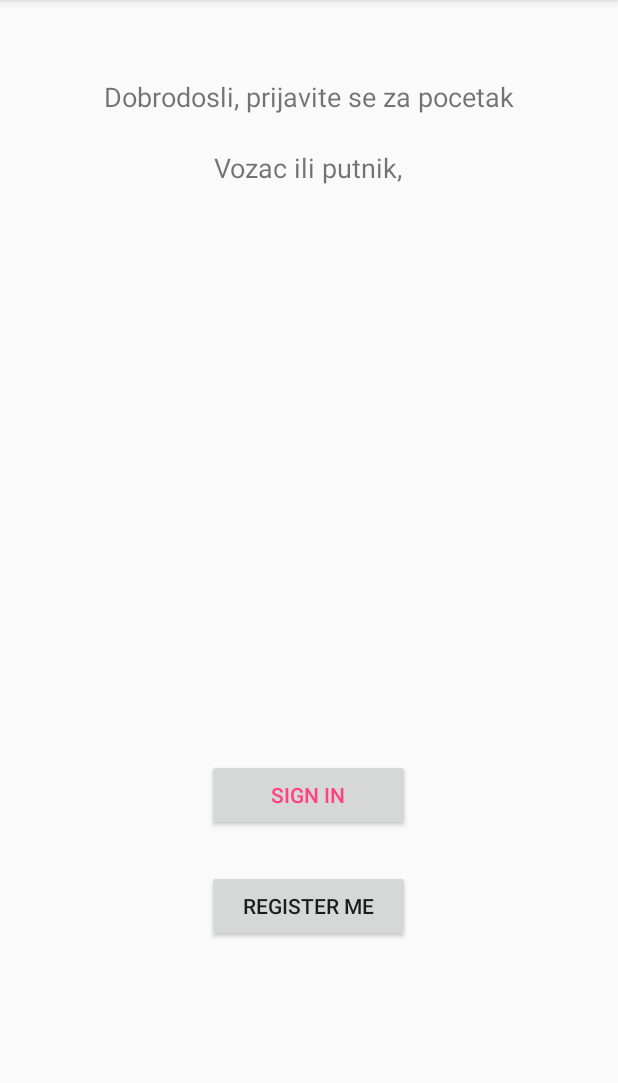
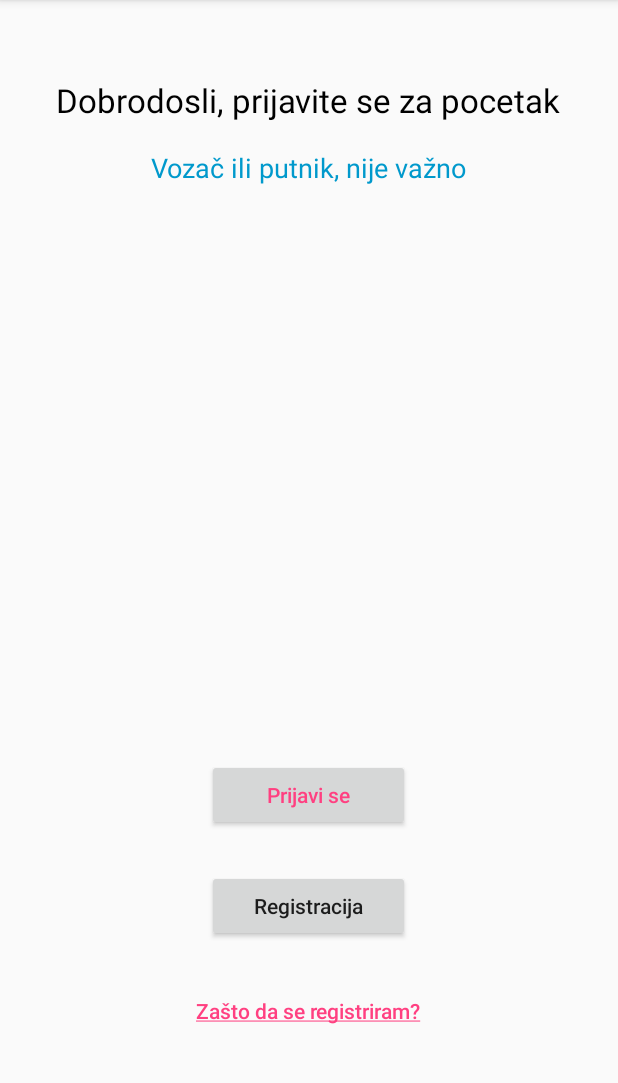
Before and after one commit to gogori2/redesigned-broccoli, an Android app: the screen it shows after launch (WelcomeActivity), on a phone screen of 412 x 824 dp, the part 84-1167 px from its top. Run offline under Robolectric (Android 15) with nearby library versions, the phone set to English and light mode, and no system bars; our stand-ins replace Firebase (no records; nobody signed in at launch, a user with empty details on screens opened directly).

Commit message:
radi dobro, prije promjene crtanja

```diff
--- a/app/src/main/AndroidManifest.xml
+++ b/app/src/main/AndroidManifest.xml
@@ -58,7 +58,8 @@
         <activity android:name=".RegisterActivity" />
         <activity android:name=".LoginActivity" />
         <activity android:name=".ProfileActivity" />
-        <activity android:name=".PrijavaVoznjeActivity"></activity>
+        <activity android:name=".PrijavaVoznjeActivity" />
+        <activity android:name=".HelpActivity"></activity>
     </application>
 
 </manifest>
--- a/app/src/main/java/hr/s1/rma/fbmapa/ProfileActivity.java
+++ b/app/src/main/java/hr/s1/rma/fbmapa/ProfileActivity.java
@@ -23,7 +23,8 @@ public class ProfileActivity extends AppCompatActivity {
     {
         super.onBackPressed();
         Log.e(TAG, "stisnut back u Profilu");
-        startActivity(new Intent(ProfileActivity.this, MapsActivity.class));
+        //start activity je pokrene ispocetka
+        //startActivity(new Intent(ProfileActivity.this, MapsActivity.class));
         finish();
     }
 }
--- a/app/src/main/java/hr/s1/rma/fbmapa/WelcomeActivity.java
+++ b/app/src/main/java/hr/s1/rma/fbmapa/WelcomeActivity.java
@@ -6,11 +6,13 @@ import android.os.Bundle;
 import android.util.Log;
 import android.view.View;
 import android.widget.Button;
+import android.widget.TextView;
 
 public class WelcomeActivity extends AppCompatActivity {
 
     private Button myRegButton;
     private Button myLogButton;
+    private TextView button;
     private static final String TAG = "*";
 
     @Override
@@ -21,6 +23,15 @@ public class WelcomeActivity extends AppCompatActivity {
 
         myRegButton = findViewById(R.id.reg_button);
         myLogButton = findViewById(R.id.login_button_welcome);
+        button = findViewById(R.id.zasto_text_button);
+
+        button.setOnClickListener(new View.OnClickListener() {
+            @Override
+            public void onClick(View v) {
+                Intent zastointent = new Intent(WelcomeActivity.this, ProfileActivity.class);
+                startActivity(zastointent);
+            }
+        });
         myRegButton.setOnClickListener(new View.OnClickListener() {
             @Override
             public void onClick(View v) {
--- /dev/null
+++ b/app/src/main/res/drawable/gradient_background.xml
@@ -0,0 +1,11 @@
+<?xml version="1.0" encoding="utf-8"?>
+<selector xmlns:android="http://schemas.android.com/apk/res/android">
+    <item>
+        <shape>
+            <gradient android:angle="90"
+                android:endColor="#3F51B5"
+                android:startColor="#FFFFFF"
+                android:type="linear" />
+        </shape>
+    </item>
+</selector>
--- a/app/src/main/res/layout/activity_login.xml
+++ b/app/src/main/res/layout/activity_login.xml
@@ -6,6 +6,7 @@
     android:layout_height="match_parent"
     android:layout_marginLeft="25dp"
     android:layout_marginRight="25dp"
+
     tools:context=".LoginActivity">
 
     <android.support.design.widget.TextInputLayout
@@ -77,6 +78,7 @@
         android:layout_marginRight="8dp"
         android:layout_marginStart="8dp"
         android:layout_marginTop="24dp"
+        android:textAllCaps="false"
         android:text="@string/login_button_natpis"
         app:layout_constraintEnd_toEndOf="parent"
         app:layout_constraintHorizontal_bias="1.0"
--- a/app/src/main/res/layout/activity_register.xml
+++ b/app/src/main/res/layout/activity_register.xml
@@ -74,7 +74,8 @@
         android:layout_marginRight="8dp"
         android:layout_marginStart="8dp"
         android:layout_marginTop="24dp"
-        android:text="Create"
+        android:textAllCaps="false"
+        android:text="@string/reg_button_natpis"
         app:layout_constraintEnd_toEndOf="parent"
         app:layout_constraintHorizontal_bias="1.0"
         app:layout_constraintStart_toStartOf="parent"
--- a/app/src/main/res/layout/activity_welcome.xml
+++ b/app/src/main/res/layout/activity_welcome.xml
@@ -5,6 +5,8 @@
     android:layout_width="match_parent"
     android:layout_height="match_parent"
     tools:context=".WelcomeActivity">
+    <!--android:background="@drawable/gradient_background"-->
+
 
     <TextView
         android:id="@+id/textView5"
@@ -14,6 +16,7 @@
         android:layout_centerHorizontal="true"
         android:layout_marginTop="99dp"
         android:text="@string/welcome_opis"
+        android:textColor="@android:color/holo_blue_dark"
         android:textSize="18sp" />
 
     <TextView
@@ -24,7 +27,8 @@
         android:layout_centerHorizontal="true"
         android:layout_marginTop="52dp"
         android:text="@string/welcome_natpis"
-        android:textSize="18sp" />
+        android:textColor="@android:color/background_dark"
+        android:textSize="22sp" />
 
     <Button
         android:id="@+id/reg_button"
@@ -33,6 +37,7 @@
         android:layout_alignParentBottom="true"
         android:layout_centerHorizontal="true"
         android:layout_marginBottom="140dp"
+        android:textAllCaps="false"
         android:text="@string/welcome_button_registration" />
 
     <Button
@@ -42,6 +47,19 @@
         android:layout_alignParentBottom="true"
         android:layout_centerHorizontal="true"
         android:layout_marginBottom="214dp"
+        android:textAllCaps="false"
         android:text="@string/welcom_button_sign_in"
         android:textColor="@color/colorAccent" />
+
+    <TextView
+        android:id="@+id/zasto_text_button"
+        android:layout_width="wrap_content"
+        android:layout_height="wrap_content"
+        android:layout_alignParentBottom="true"
+        android:layout_centerHorizontal="true"
+        android:layout_marginBottom="70dp"
+        android:textAllCaps="false"
+        android:text="@string/zasto_text_button"
+        style="@style/Widget.AppCompat.Button.Borderless.Colored"
+        />
 </RelativeLayout>
--- a/app/src/main/res/values/strings.xml
+++ b/app/src/main/res/values/strings.xml
@@ -4,12 +4,14 @@
     <string name="zatrazi_voznju">Zatraži vožnju</string>
     <string name="obrisi_voznju">Otkaži vožnju</string>
     <string name="google_maps_key">AIzaSyBQIUqOHHvwkbomjSz0gi_um07AQDAQhjg</string>
-    <string name="login_natpis">Sign in</string>
-    <string name="login_button_natpis">Log in</string>
-    <string name="registracija_natpis">Create a New Account</string>
+    <string name="login_natpis">Prijava korisnika</string>
+    <string name="login_button_natpis">Prijavi me</string>
+    <string name="registracija_natpis">Registracija korisnika</string>
     <string name="welcome_natpis">Dobrodosli, prijavite se za pocetak</string>
-    <string name="welcome_button_registration">register me</string>
-    <string name="welcom_button_sign_in">Sign in</string>
+    <string name="welcome_button_registration">Registracija</string>
+    <string name="welcom_button_sign_in">Prijavi se</string>
     <string name="moj_profil_natpis">Moj profil</string>
-    <string name="welcome_opis">Vozac ili putnik, </string>
+    <string name="welcome_opis">Vozač ili putnik, nije važno </string>
+    <string name="reg_button_natpis">Izradi račun</string>
+    <string name="zasto_text_button"><u>Zašto da se registriram?</u></string>
 </resources>
```
Also changed, not shown: app/src/main/java/hr/s1/rma/fbmapa/HelpActivity.java (added, +13 -0 lines), app/src/main/java/hr/s1/rma/fbmapa/MapsActivity.java (+40 -63 lines), app/src/main/res/drawable-xhdpi/gradient_background2.xml (added, +11 -0 lines), app/src/main/res/layout/activity_help.xml (added, +9 -0 lines), app/src/main/res/layout/activity_maps.xml (+17 -0 lines), app/src/main/res/layout/activity_prijava_voznje.xml (+7 -8 lines), 2 other files.
